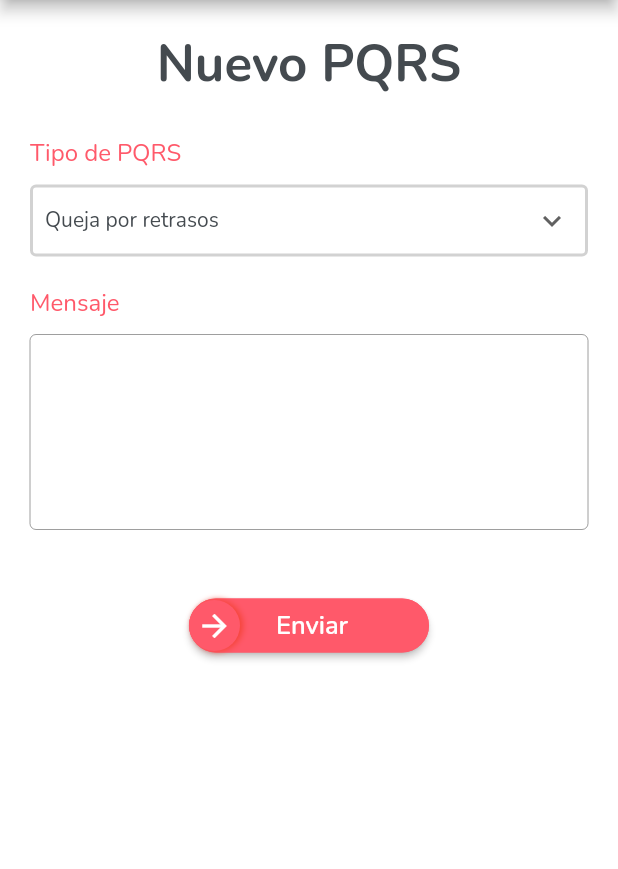
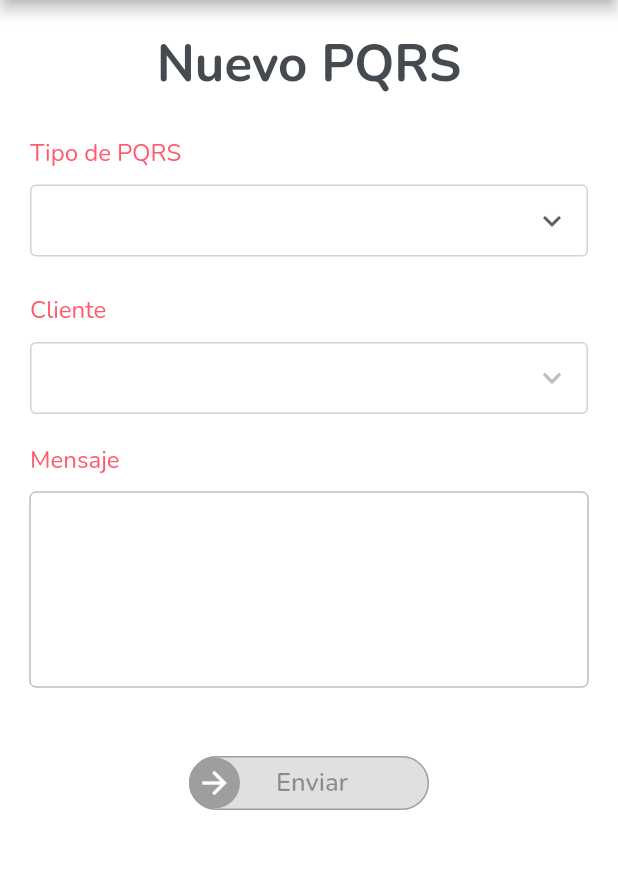
Before and after one commit to Lider-neuromedia/MontanaApp, a Flutter app: the CreatePqrsPage screen opened by its route, on a phone screen of 412 x 824 dp, the part 84-953 px from its top. Run offline on Flutter 3.47's test engine with Material 2 defaults, Android fonts, the phone set to English and light mode, and no system bars; our stand-ins replace flutter_dotenv, flutter_html, fluttericon, percent_indicator, shared_preferences; accounts and stored records are empty; network calls fail; statements that could not run were skipped.

Commit message:
Completando funcionalidad de crear pqrs.

```diff
--- a/lib/main.dart
+++ b/lib/main.dart
@@ -17,6 +17,7 @@ import 'package:montana_mobile/providers/message_provider.dart';
 import 'package:montana_mobile/providers/orders_provider.dart';
 import 'package:montana_mobile/providers/password_provider.dart';
 import 'package:montana_mobile/providers/pqrs_provider.dart';
+import 'package:montana_mobile/providers/pqrs_ticket_provider.dart';
 import 'package:montana_mobile/providers/products_provider.dart';
 import 'package:montana_mobile/providers/reset_password_provider.dart';
 import 'package:montana_mobile/providers/show_room_provider.dart';
@@ -50,6 +51,7 @@ class MyApp extends StatelessWidget {
         ChangeNotifierProvider(create: (_) => ClientsProvider()),
         ChangeNotifierProvider(create: (_) => PqrsProvider()),
         ChangeNotifierProvider(create: (_) => MessageProvider()),
+        ChangeNotifierProvider(create: (_) => PqrsTicketProvider()),
       ],
       child: MaterialApp(
         title: 'Athletic Air',
--- a/lib/pages/pqrs/create_pqrs_page.dart
+++ b/lib/pages/pqrs/create_pqrs_page.dart
@@ -1,30 +1,125 @@
 import 'package:flutter/material.dart';
+import 'package:montana_mobile/models/client.dart';
+import 'package:montana_mobile/models/session.dart';
+import 'package:montana_mobile/pages/catalogue/partials/loading_container.dart';
+import 'package:montana_mobile/pages/pqrs/partials/dropdown_pqrs.dart';
+import 'package:montana_mobile/providers/clients_provider.dart';
+import 'package:montana_mobile/providers/pqrs_provider.dart';
+import 'package:montana_mobile/providers/pqrs_ticket_provider.dart';
 import 'package:montana_mobile/theme/theme.dart';
+import 'package:montana_mobile/utils/preferences.dart';
+import 'package:montana_mobile/utils/utils.dart';
+import 'package:provider/provider.dart';
 
-class CreatePqrsPage extends StatelessWidget {
+class CreatePqrsPage extends StatefulWidget {
   static final String route = '/create-pqrs';
 
   @override
+  _CreatePqrsPageState createState() => _CreatePqrsPageState();
+}
+
+class _CreatePqrsPageState extends State<CreatePqrsPage> {
+  final TextEditingController _messageController =
+      TextEditingController(text: '');
+
+  @override
+  void initState() {
+    super.initState();
+
+    () async {
+      await Future.delayed(Duration.zero);
+
+      final preferences = Preferences();
+      final user = preferences.session as Session;
+      final pqrsTicketProvider = Provider.of<PqrsTicketProvider>(
+        context,
+        listen: false,
+      );
+      final clientsProvider = Provider.of<ClientsProvider>(
+        context,
+        listen: false,
+      );
+
+      pqrsTicketProvider.clientes = [];
+      clientsProvider.getClients().then((clients) {
+        pqrsTicketProvider.clientes = clients;
+      });
+
+      pqrsTicketProvider.message = '';
+      pqrsTicketProvider.clienteId = null;
+      pqrsTicketProvider.pqrsType = null;
+      pqrsTicketProvider.vendedorId = user.id;
+    }();
+  }
+
+  @override
+  void dispose() {
+    _messageController.dispose();
+    super.dispose();
+  }
+
+  @override
   Widget build(BuildContext context) {
+    PqrsTicketProvider pqrsTicketProvider =
+        Provider.of<PqrsTicketProvider>(context);
+
     return Scaffold(
       appBar: AppBar(
         title: Text('PQRS'),
       ),
-      body: Padding(
+      body: ListView(
         padding: const EdgeInsets.all(20.0),
-        child: Column(
-          crossAxisAlignment: CrossAxisAlignment.stretch,
         children: [
           _TitlePqrs(title: 'Nuevo PQRS'),
           SizedBox(height: 25.0),
           _LabelField(label: 'Tipo de PQRS'),
           SizedBox(height: 10.0),
-            _DropdownType(),
+          DropdownPqrs(
+            onChanged: (dynamic value) {
+              pqrsTicketProvider.pqrsType = value as String;
+            },
+            value: pqrsTicketProvider.pqrsType,
+            items: pqrsTicketProvider.pqrsTypes.map<DropdownMenuItem<String>>(
+              (PqrsType value) {
+                return DropdownMenuItem<String>(
+                  value: value.id,
+                  child: Text(
+                    value.value,
+                    style: Theme.of(context).textTheme.bodyText1,
+                  ),
+                );
+              },
+            ).toList(),
+          ),
+          SizedBox(height: 25.0),
+          _LabelField(label: 'Cliente'),
+          SizedBox(height: 10.0),
+          DropdownPqrs(
+            onChanged: (dynamic value) {
+              pqrsTicketProvider.clienteId = value as int;
+            },
+            value: pqrsTicketProvider.clienteId,
+            items: pqrsTicketProvider.clientes.map<DropdownMenuItem<int>>(
+              (Cliente client) {
+                return DropdownMenuItem<int>(
+                  value: client.id,
+                  child: Text(
+                    client.nombreCompleto,
+                    style: Theme.of(context).textTheme.bodyText1,
+                  ),
+                );
+              },
+            ).toList(),
+          ),
           SizedBox(height: 20.0),
           _LabelField(label: 'Mensaje'),
           SizedBox(height: 10.0),
           TextField(
             maxLines: 5,
+            controller: _messageController,
+            onChanged: (String value) {
+              pqrsTicketProvider.message = value;
+            },
             decoration: InputDecoration(
               isCollapsed: true,
               contentPadding: EdgeInsets.all(10.0),
@@ -37,74 +132,54 @@ class CreatePqrsPage extends StatelessWidget {
             ),
           ),
           SizedBox(height: 40.0),
-            Center(
+          pqrsTicketProvider.isLoading
+              ? LoadingContainer()
+              : Center(
                   child: SizedBox(
                     width: 160.0,
                     child: _ContinueButton(
                       label: 'Enviar',
                       icon: Icons.arrow_forward,
-                  onPressed: () {},
+                      onPressed: pqrsTicketProvider.canSend
+                          ? () => _createMessage(context, pqrsTicketProvider)
+                          : null,
                     ),
                   ),
                 ),
         ],
       ),
-      ),
     );
   }
+
+  Future<void> _createMessage(
+      BuildContext context, PqrsTicketProvider pqrsTicketProvider) async {
+    pqrsTicketProvider.isLoading = true;
+    bool success = await pqrsTicketProvider.createPqrs();
+    pqrsTicketProvider.isLoading = false;
+
+    if (!success) {
+      showMessageDialog(
+        context,
+        'Aviso',
+        'No se pudo registrar el PQRS',
+      );
+    } else {
+      showMessageDialog(
+        context,
+        'Listo',
+        'PQRS creado correctamente.',
+        onAccept: () {
+          _messageController.clear();
+          pqrsTicketProvider.message = '';
+          Navigator.pop(context);
+
+          final pqrsProvider =
+              Provider.of<PqrsProvider>(context, listen: false);
+          pqrsProvider.sortBy = SortValue.RECENT_FIRST;
+          pqrsProvider.loadTickets();
+        },
+      );
     }
-
-class _DropdownType extends StatefulWidget {
-  const _DropdownType({
-    Key key,
-  }) : super(key: key);
-
-  @override
-  __DropdownTypeState createState() => __DropdownTypeState();
-}
-
-class __DropdownTypeState extends State<_DropdownType> {
-  String value = 'Queja por retrasos';
-  List<String> values = ['Queja por retrasos'];
-
-  @override
-  Widget build(BuildContext context) {
-    final TextStyle valueStyle = Theme.of(context).textTheme.bodyText1.copyWith(
-          fontWeight: FontWeight.w700,
-        );
-
-    final border = OutlineInputBorder(
-      borderSide: BorderSide(
-        color: CustomTheme.greyColor,
-        width: 2.0,
-      ),
-    );
-
-    return DropdownButtonFormField(
-      icon: const Icon(Icons.keyboard_arrow_down),
-      isExpanded: true,
-      style: valueStyle,
-      elevation: 16,
-      iconSize: 24,
-      value: value,
-      decoration: InputDecoration(
-        contentPadding: EdgeInsets.symmetric(
-          horizontal: 10.0,
-          vertical: 0.0,
-        ),
-        enabledBorder: border,
-        border: border,
-      ),
-      onChanged: (String newValue) {
-        setState(() => value = newValue);
-      },
-      items: values.map<DropdownMenuItem<String>>((String value) {
-        return DropdownMenuItem<String>(
-          child: Text(value, style: Theme.of(context).textTheme.bodyText1),
-          value: value,
-        );
-      }).toList(),
-    );
   }
 }
 
@@ -124,8 +199,8 @@ class _TitlePqrs extends StatelessWidget {
         );
     return Text(
       title,
+      style: titleStyle,
       textAlign: TextAlign.center,
-      style: titleStyle,
     );
   }
 }
@@ -161,6 +236,16 @@ class _ContinueButton extends StatelessWidget {
 
   @override
   Widget build(BuildContext context) {
+    final isBlocked = onPressed == null;
+
+    final shadow = [
+      BoxShadow(
+        blurRadius: 3.0,
+        color: Colors.red,
+        offset: Offset(2.0, 0.0),
+      ),
+    ];
+
     return ElevatedButton(
       onPressed: onPressed,
       child: Row(
@@ -169,15 +254,9 @@ class _ContinueButton extends StatelessWidget {
         children: [
           Container(
             decoration: BoxDecoration(
-              color: Theme.of(context).primaryColor,
               shape: BoxShape.circle,
-              boxShadow: [
-                BoxShadow(
-                  blurRadius: 3.0,
-                  color: Colors.red,
-                  offset: Offset(2.0, 0.0),
-                ),
-              ],
+              color: isBlocked ? Colors.grey : Theme.of(context).primaryColor,
+              boxShadow: isBlocked ? [] : shadow,
             ),
             padding: EdgeInsets.all(5.0),
             child: Icon(icon, color: Colors.white),
@@ -185,23 +264,22 @@ class _ContinueButton extends StatelessWidget {
           Text(label),
           Container(
             width: 30,
-            decoration: BoxDecoration(shape: BoxShape.circle),
             child: Icon(icon, color: Colors.transparent),
+            decoration: BoxDecoration(
+              shape: BoxShape.circle,
+            ),
           ),
         ],
       ),
       style: ElevatedButton.styleFrom(
-        padding: EdgeInsets.only(
-          left: 0.0,
-          right: 0.0,
-        ),
-        side: BorderSide(
-          color: Theme.of(context).primaryColor,
-        ),
+        padding: EdgeInsets.only(left: 0.0, right: 0.0),
+        primary: Theme.of(context).primaryColor,
         shape: RoundedRectangleBorder(
           borderRadius: BorderRadius.circular(30.0),
         ),
-        primary: Theme.of(context).primaryColor,
+        side: BorderSide(
+          color: isBlocked ? Colors.grey : Theme.of(context).primaryColor,
+        ),
       ),
     );
   }
--- /dev/null
+++ b/lib/pages/pqrs/partials/dropdown_pqrs.dart
@@ -0,0 +1,53 @@
+import 'package:flutter/material.dart';
+import 'package:montana_mobile/theme/theme.dart';
+
+class DropdownPqrs extends StatefulWidget {
+  const DropdownPqrs({
+    Key key,
+    @required this.onChanged,
+    @required this.value,
+    @required this.items,
+  }) : super(key: key);
+
+  final void Function(dynamic) onChanged;
+  final dynamic value;
+  final List<DropdownMenuItem<dynamic>> items;
+
+  @override
+  _DropdownPqrsState createState() => _DropdownPqrsState();
+}
+
+class _DropdownPqrsState extends State<DropdownPqrs> {
+  @override
+  Widget build(BuildContext context) {
+    final TextStyle valueStyle = Theme.of(context).textTheme.bodyText1.copyWith(
+          fontWeight: FontWeight.w700,
+        );
+
+    final border = OutlineInputBorder(
+      borderSide: BorderSide(
+        color: CustomTheme.greyColor,
+        width: 1.0,
+      ),
+    );
+
+    return DropdownButtonFormField(
+      onChanged: widget.onChanged,
+      decoration: InputDecoration(
+        border: border,
+        enabledBorder: border,
+        contentPadding: EdgeInsets.symmetric(
+          horizontal: 10.0,
+          vertical: 0.0,
+        ),
+      ),
+      icon: const Icon(Icons.keyboard_arrow_down),
+      isExpanded: true,
+      style: valueStyle,
+      elevation: 16,
+      iconSize: 24,
+      value: widget.value,
+      items: widget.items,
+    );
+  }
+}
--- a/lib/providers/message_provider.dart
+++ b/lib/providers/message_provider.dart
@@ -62,7 +62,6 @@ class MessageProvider with ChangeNotifier {
     final preferences = Preferences();
     final url = Uri.parse('$_url/newMessage');
     final Map<String, dynamic> data = {
-      'test': false,
       'mensaje': _message.value,
       'usuario': _userId,
       'pqrs': _pqrsId,
--- a/lib/providers/pqrs_provider.dart
+++ b/lib/providers/pqrs_provider.dart
@@ -95,6 +95,7 @@ class PqrsProvider with ChangeNotifier {
     _isLoadingTickets = true;
     notifyListeners();
     _tickets = await getTickets();
+    _sortOrders();
     _isLoadingTickets = false;
     notifyListeners();
   }
--- /dev/null
+++ b/lib/providers/pqrs_ticket_provider.dart
@@ -0,0 +1,120 @@
+import 'dart:convert';
+import 'package:flutter/material.dart';
+import 'package:http/http.dart' as http;
+import 'package:flutter_dotenv/flutter_dotenv.dart' as dotenv;
+import 'package:montana_mobile/models/client.dart';
+import 'package:montana_mobile/providers/validation_field.dart';
+import 'package:montana_mobile/utils/preferences.dart';
+
+class PqrsTicketProvider with ChangeNotifier {
+  final String _url = dotenv.env['API_URL'];
+  final List<PqrsType> pqrsTypes = _pqrsTypes;
+
+  List<Cliente> _clientes = [];
+  List<Cliente> get clientes => _clientes;
+
+  set clientes(List<Cliente> list) {
+    _clientes = list;
+    notifyListeners();
+  }
+
+  int _clienteId;
+  int get clienteId => _clienteId;
+
+  set clienteId(int value) {
+    _clienteId = value;
+    notifyListeners();
+  }
+
+  int _vendedorId;
+  int get vendedorId => _vendedorId;
+
+  set vendedorId(int value) {
+    _vendedorId = value;
+    notifyListeners();
+  }
+
+  bool _isLoading = false;
+  bool get isLoading => _isLoading;
+
+  set isLoading(bool value) {
+    _isLoading = value;
+    notifyListeners();
+  }
+
+  ValidationField _pqrsType = ValidationField();
+  String get pqrsType => _pqrsType.value;
+  String get pqrsTypeError => _pqrsType.error;
+
+  set pqrsType(String value) {
+    bool errorValidType = false;
+
+    pqrsTypes.forEach((type) {
+      if (type.id == value) {
+        errorValidType = true;
+      }
+    });
+
+    if (!errorValidType) {
+      _pqrsType = ValidationField(error: 'Tipo de pqrs incorrecto.');
+    } else {
+      _pqrsType = ValidationField(value: value);
+    }
+
+    notifyListeners();
+  }
+
+  ValidationField _message = ValidationField();
+  String get message => _message.value;
+  String get messageError => _message.error;
+
+  set message(String value) {
+    final errorLength = ValidationField.validateLength(value, min: 1);
+
+    if (errorLength != null) {
+      _message = ValidationField(error: errorLength);
+    } else {
+      _message = ValidationField(value: value);
+    }
+
+    notifyListeners();
+  }
+
+  bool get canSend {
+    if (_isLoading) return false;
+    if (_pqrsType.isEmptyAndHasError()) return false;
+    if (_message.isEmptyAndHasError()) return false;
+    if (_vendedorId == null) return false;
+    if (_clienteId == null) return false;
+    return true;
+  }
+
+  Future<bool> createPqrs() async {
+    final preferences = Preferences();
+    final url = Uri.parse('$_url/pqrs');
+    final Map<String, dynamic> data = {
+      'mensaje': _message.value,
+      'tipo': _pqrsType.value,
+      'vendedor': vendedorId,
+      'cliente': clienteId,
+    };
+
+    final response = await http.post(url,
+        headers: preferences.signedHeaders, body: jsonEncode(data));
+
+    return response.statusCode == 200;
+  }
+}
+
+class PqrsType {
+  static const QUEJA_RETRASO = "queja_retraso";
+
+  String id;
+  String value;
+
+  PqrsType(this.id, this.value);
+}
+
+final List<PqrsType> _pqrsTypes = [
+  PqrsType(PqrsType.QUEJA_RETRASO, 'Queja por retrasos'),
+];
```
Also changed, not shown: lib/utils/utils.dart (+34 -0 lines). Lines whose indentation alone changed are shown as unchanged.
